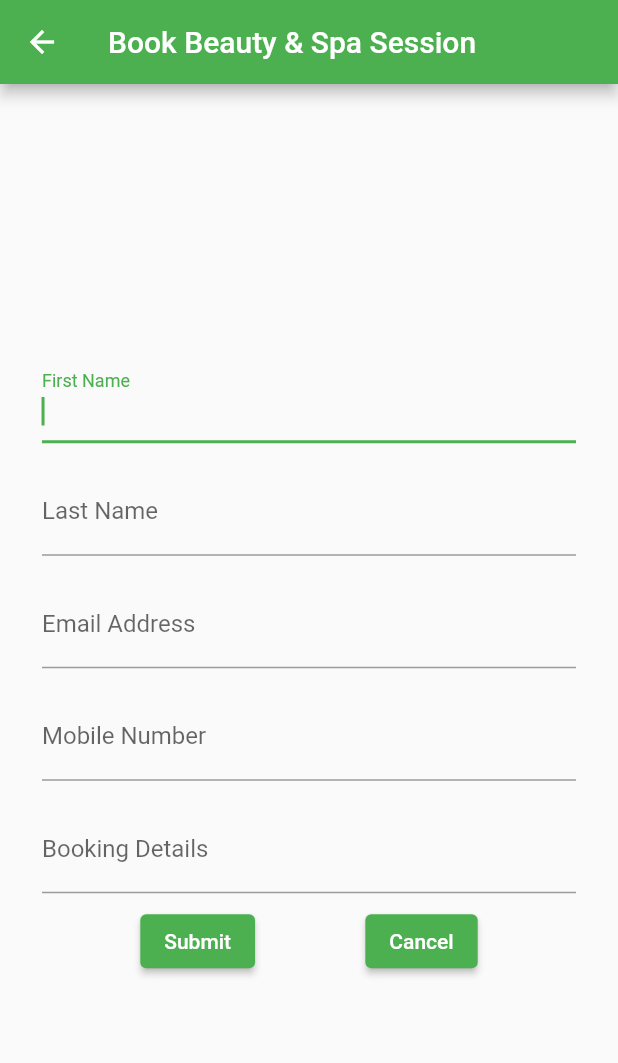
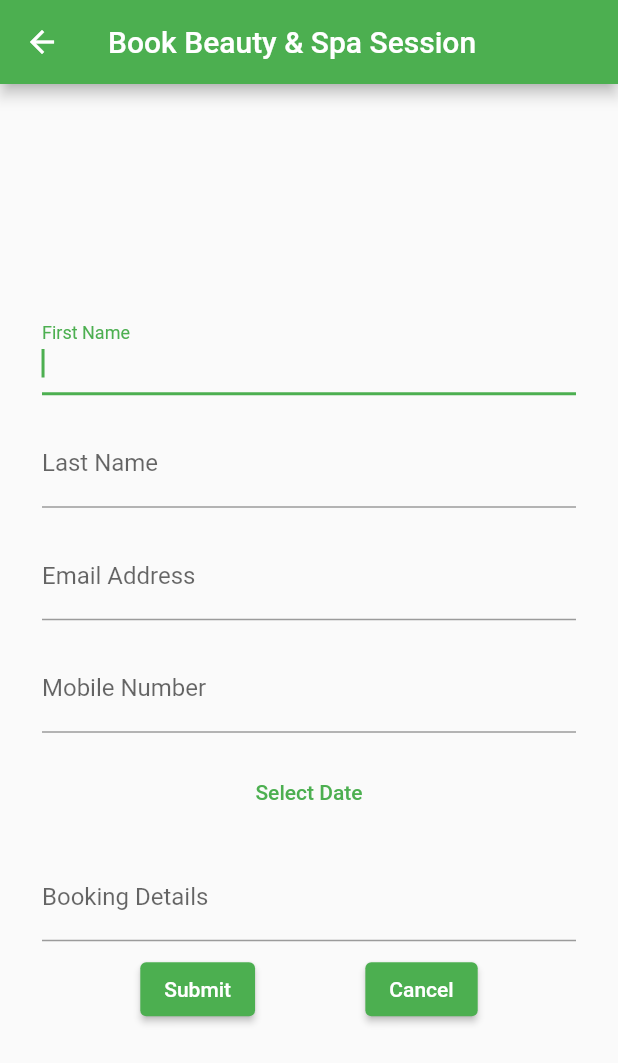
Before and after one commit to AwolNangoku/silver-computing-machine, a Flutter app: the Booking screen opened by its route, on a phone screen of 412 x 824 dp. Shown: the top 1063 px of the screen. Run offline on Flutter 3.47's test engine with Material 2 defaults, Android fonts, the phone set to English and light mode, and no system bars; our stand-ins replace cached_network_image, localstorage; accounts and stored records are empty; statements that could not run were skipped.

Commit message:
bug fixes

```diff
--- a/lib/screens/booking.dart
+++ b/lib/screens/booking.dart
@@ -45,6 +45,8 @@ class _BookingState extends State<Booking> {
 
   late bool isAddingBooking = false;
   late User signedUser;
+  DateTime bookingDate = DateTime.now();
+
   LocalStorage storage = LocalStorage('grandeur_app');
 
   @override
@@ -69,20 +71,42 @@ class _BookingState extends State<Booking> {
           child: SingleChildScrollView(
             child: !isAddingBooking
                 ? buildBookingForm()
-                : const CircularProgressIndicator(),
+                : Column(
+                    children: const <Widget>[
+                      CircularProgressIndicator(),
+                      Text('Adding booking...')
+                    ],
+                  ),
           )),
     );
   }
 
+  selectBookingDate(BuildContext context) async {
+    final DateTime? selectedDate = await showDatePicker(
+        context: context,
+        initialDate: bookingDate,
+        firstDate: DateTime(1970),
+        lastDate: DateTime(2025 + 1),
+        helpText: "Select Booking Date",
+        cancelText: "Not Now",
+        confirmText: "Book");
+
+    if (selectedDate != null && selectedDate != bookingDate) {
+      setState(() {
+        bookingDate = selectedDate;
+      });
+    }
+  }
+
   Form buildBookingForm() {
+    debugPrint(bookingDate.toString());
     return Form(
         child: Column(
             mainAxisAlignment: MainAxisAlignment.center,
             children: <Widget>[
           Padding(
               padding: const EdgeInsets.symmetric(horizontal: 8, vertical: 8),
-              child: Expanded(
-                  child: TextFormField(
+              child: TextFormField(
                 autofocus: true,
                 textInputAction: TextInputAction.next,
                 decoration: const InputDecoration(
@@ -92,11 +116,10 @@ class _BookingState extends State<Booking> {
                 onChanged: (value) {
                   bookingFormData.firstname = value;
                 },
-              ))),
+              )),
           Padding(
               padding: const EdgeInsets.symmetric(horizontal: 8, vertical: 8),
-              child: Expanded(
-                  child: TextFormField(
+              child: TextFormField(
                 decoration: const InputDecoration(
                   border: UnderlineInputBorder(),
                   labelText: 'Last Name',
@@ -104,11 +127,10 @@ class _BookingState extends State<Booking> {
                 onChanged: (value) {
                   bookingFormData.lastname = value;
                 },
-              ))),
+              )),
           Padding(
             padding: const EdgeInsets.symmetric(horizontal: 8, vertical: 8),
-            child: Expanded(
-                child: TextFormField(
+            child: TextFormField(
               decoration: const InputDecoration(
                 border: UnderlineInputBorder(),
                 hintText: 'example@domain.com',
@@ -117,12 +139,11 @@ class _BookingState extends State<Booking> {
               onChanged: (value) {
                 bookingFormData.emailAddress = value;
               },
-            )),
+            ),
           ),
           Padding(
               padding: const EdgeInsets.symmetric(horizontal: 8, vertical: 8),
-              child: Expanded(
-                  child: TextFormField(
+              child: TextFormField(
                 decoration: const InputDecoration(
                   border: UnderlineInputBorder(),
                   labelText: 'Mobile Number',
@@ -130,11 +151,17 @@ class _BookingState extends State<Booking> {
                 onChanged: (value) {
                   bookingFormData.mobileNumber = value;
                 },
-              ))),
+              )),
           Padding(
               padding: const EdgeInsets.symmetric(horizontal: 8, vertical: 8),
-              child: Expanded(
-                  child: TextFormField(
+              child: TextButton(
+                  child: const Text('Select Date'),
+                  onPressed: () {
+                    selectBookingDate(context);
+                  })),
+          Padding(
+              padding: const EdgeInsets.symmetric(horizontal: 8, vertical: 8),
+              child: TextFormField(
                 decoration: const InputDecoration(
                   border: UnderlineInputBorder(),
                   labelText: 'Booking Details',
@@ -142,7 +169,7 @@ class _BookingState extends State<Booking> {
                 onChanged: (value) {
                   bookingFormData.bookingDetails = value;
                 },
-              ))),
+              )),
           Row(
             mainAxisAlignment: MainAxisAlignment.spaceEvenly,
             children: <Widget>[
```
Also changed, not shown: lib/screens/bookings.dart (+8 -12 lines), lib/screens/login.dart (+4 -6 lines), lib/screens/profile.dart (+46 -29 lines), lib/screens/register.dart (+14 -16 lines).
